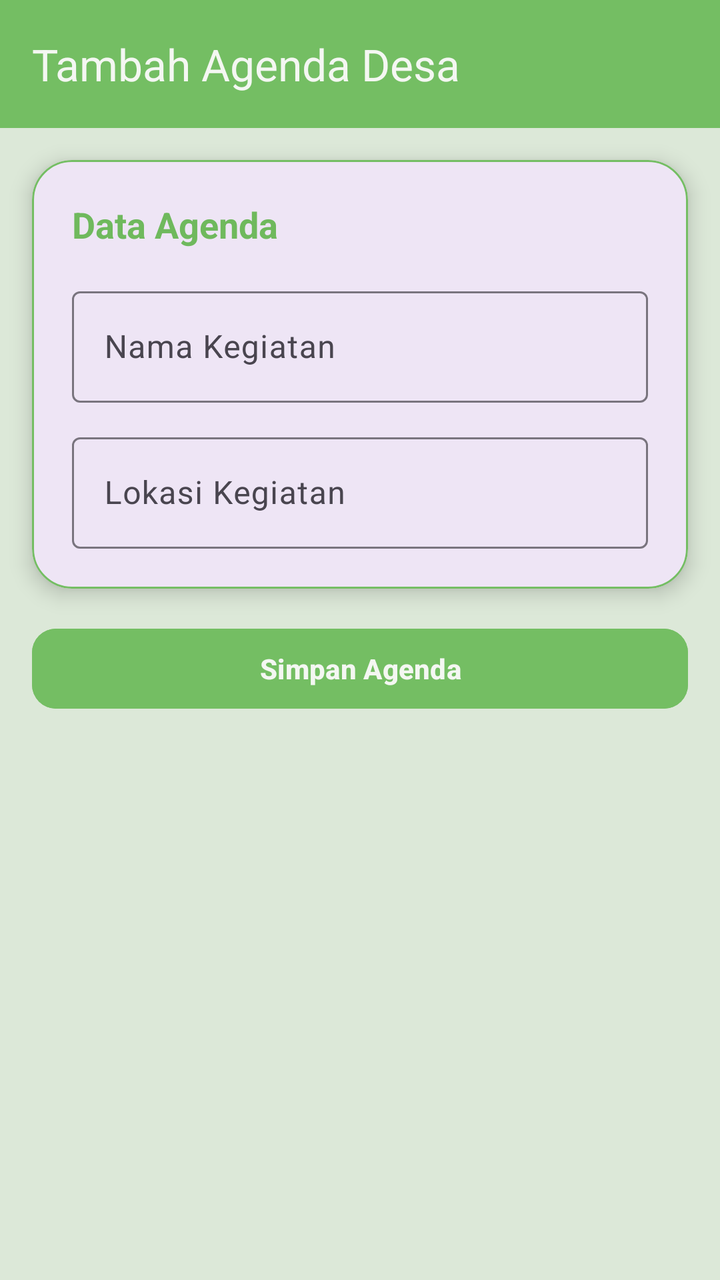
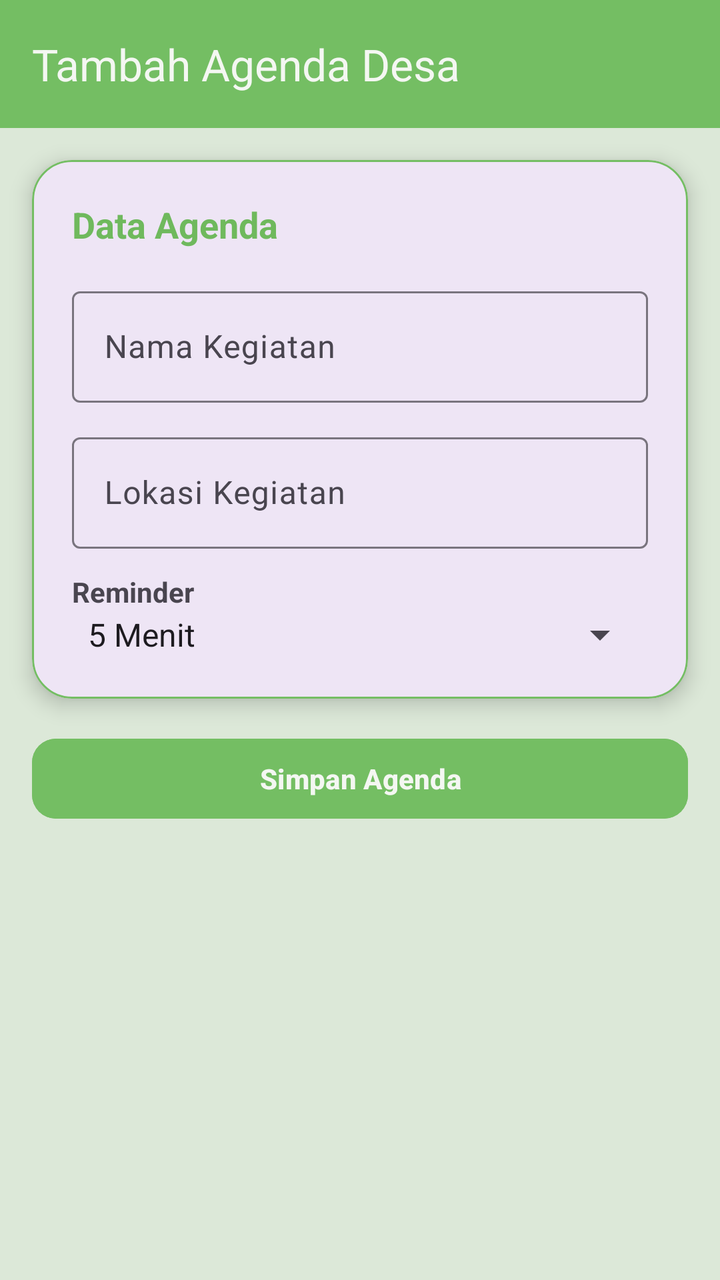

Screens rendered from an Android XML layout before and after an edit, with the pre-edit source and the edit as a unified diff.
<!-- AndroidManifest.xml: application theme Theme.Tiaradistinctive -->
<!-- res/layout/activity_agenda_form.xml -->
<?xml version="1.0" encoding="utf-8"?>
<androidx.constraintlayout.widget.ConstraintLayout
    xmlns:android="http://schemas.android.com/apk/res/android"
    xmlns:app="http://schemas.android.com/apk/res-auto"
    android:layout_width="match_parent"
    android:layout_height="match_parent"
    android:background="@color/hijau_muda">

    <androidx.appcompat.widget.Toolbar
        android:id="@+id/toolbar"
        android:layout_width="match_parent"
        android:layout_height="?attr/actionBarSize"
        android:background="@color/hijau_primary"
        app:title="Tambah Agenda Desa"
        app:titleTextColor="@color/putih_soft"
        app:layout_constraintTop_toTopOf="parent"/>

    <com.google.android.material.card.MaterialCardView
        android:id="@+id/cardFormAgenda"
        android:layout_width="0dp"
        android:layout_height="wrap_content"
        android:layout_margin="16dp"
        app:cardCornerRadius="20dp"
        app:cardElevation="6dp"
        app:strokeColor="@color/hijau_primary"
        app:strokeWidth="1dp"
        app:layout_constraintTop_toBottomOf="@id/toolbar"
        app:layout_constraintStart_toStartOf="parent"
        app:layout_constraintEnd_toEndOf="parent">

        <LinearLayout
            android:layout_width="match_parent"
            android:layout_height="wrap_content"
            android:orientation="vertical"
            android:padding="20dp">

            <TextView
                android:layout_width="wrap_content"
                android:layout_height="wrap_content"
                android:text="Data Agenda"
                android:textStyle="bold"
                android:textSize="18sp"
                android:textColor="@color/hijau_text"/>

            <com.google.android.material.textfield.TextInputLayout
                android:layout_width="match_parent"
                android:layout_height="wrap_content"
                android:layout_marginTop="16dp">

                <com.google.android.material.textfield.TextInputEditText
                    android:id="@+id/etNamaKegiatan"
                    android:layout_width="match_parent"
                    android:layout_height="wrap_content"
                    android:hint="Nama Kegiatan"/>
            </com.google.android.material.textfield.TextInputLayout>

            <com.google.android.material.textfield.TextInputLayout
                android:layout_width="match_parent"
                android:layout_height="wrap_content"
                android:layout_marginTop="12dp">

                <com.google.android.material.textfield.TextInputEditText
                    android:id="@+id/etLokasi"
                    android:layout_width="match_parent"
                    android:layout_height="wrap_content"
                    android:hint="Lokasi Kegiatan"/>
            </com.google.android.material.textfield.TextInputLayout>

        </LinearLayout>

    </com.google.android.material.card.MaterialCardView>

    <com.google.android.material.button.MaterialButton
        android:id="@+id/btnSaveAgenda"
        android:layout_width="0dp"
        android:layout_height="wrap_content"
        android:layout_margin="16dp"
        android:text="Simpan Agenda"
        android:textStyle="bold"
        android:textColor="@color/putih_soft"
        android:backgroundTint="@color/hijau_primary"
        app:cornerRadius="12dp"
        app:layout_constraintTop_toBottomOf="@id/cardFormAgenda"
        app:layout_constraintStart_toStartOf="parent"
        app:layout_constraintEnd_toEndOf="parent"/>

</androidx.constraintlayout.widget.ConstraintLayout>
<!-- resources referenced by this layout -->
<resources>
  <color name="hijau_muda">#DCE8D8</color>
  <color name="hijau_primary">#74BE63</color>
  <color name="hijau_text">#6FB95D</color>
  <color name="putih_soft">#F4F7F2</color>
  <style name="Theme.Tiaradistinctive" parent="Base.Theme.Tiaradistinctive" />
  <style name="Base.Theme.Tiaradistinctive" parent="Theme.Material3.DayNight.NoActionBar">
  
          
          <item name="android:statusBarColor">@color/hijau_primary</item>
  
      </style>
</resources>

<!-- the commit's change to res/layout/activity_agenda_form.xml (unified diff, before → after) -->
@@ -66,6 +66,19 @@
                     android:hint="Lokasi Kegiatan"/>
             </com.google.android.material.textfield.TextInputLayout>
 
+            <TextView
+                android:layout_width="wrap_content"
+                android:layout_height="wrap_content"
+                android:text="Reminder"
+                android:textStyle="bold"
+                android:layout_marginTop="12dp"/>
+
+            <Spinner
+                android:id="@+id/spReminder"
+                android:layout_width="match_parent"
+                android:layout_height="wrap_content"
+                android:entries="@array/reminder_minutes"/>
+
         </LinearLayout>
 
     </com.google.android.material.card.MaterialCardView>
<!-- resource entries referenced after the edit -->
@@ -1,5 +1,13 @@
 <!-- resources referenced by this layout -->
 <resources>
+  <string-array name="reminder_minutes">
+  
+          <item>5 Menit</item>
+          <item>10 Menit</item>
+          <item>15 Menit</item>
+          <item>30 Menit</item>
+  
+      </string-array>
   <color name="hijau_muda">#DCE8D8</color>
   <color name="hijau_primary">#74BE63</color>
   <color name="hijau_text">#6FB95D</color>
